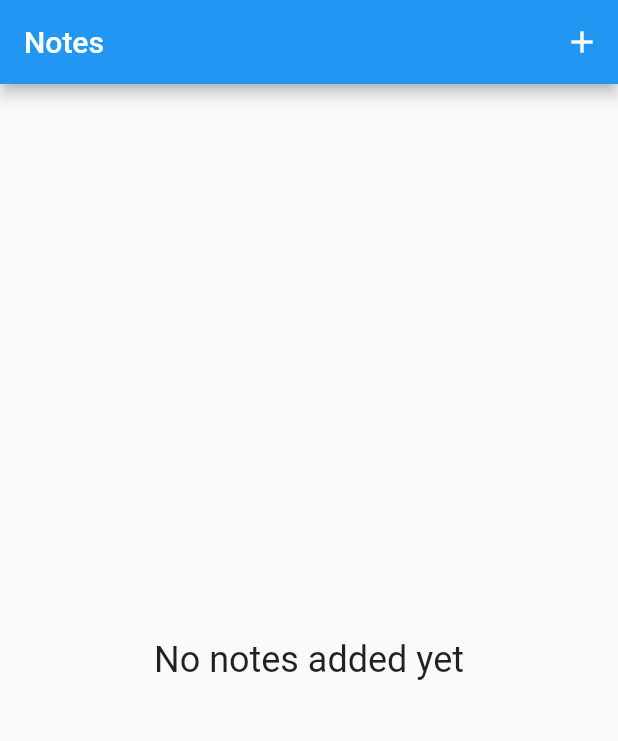
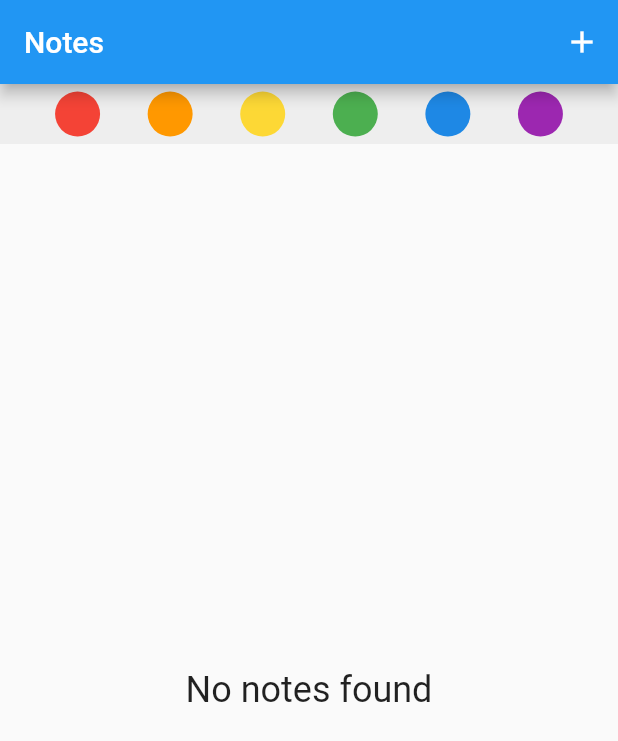
Before and after one commit to nisc2002/NotesApp, a Flutter app: the screen it shows after launch, after a tap on "Try again", on a phone screen of 412 x 824 dp. Shown: the top 741 px of the screen. Run offline on Flutter 3.47's test engine with Material 2 defaults, Android fonts, the phone set to English and light mode, and no system bars; our stand-ins replace bloc, equatable, flutter_bloc, get_it, sqflite; accounts and stored records are empty.

Commit message:
search by color

```diff
--- a/lib/features/notes/data/repositories/note_repository_impl.dart
+++ b/lib/features/notes/data/repositories/note_repository_impl.dart
@@ -1,4 +1,5 @@
 import 'package:note_app/features/notes/data/datasources/note_local_datasource.dart';
+import 'package:note_app/features/notes/data/models/note_model.dart';
 import 'package:note_app/features/notes/domain/entities/note.dart';
 import 'dart:ui';
 import 'package:note_app/features/notes/domain/repositories/note_repository.dart';
@@ -10,7 +11,8 @@ class NoteRepositoryImpl implements NoteRepository {
 
   @override
   Future<void> addNote(Note note) async {
-    localDataSource.addNote(note);
+    localDataSource.addNote(
+        NoteModel(text: note.text, color: note.color, date: note.date));
   }
 
   @override
--- a/lib/features/notes/presentation/bloc/note_bloc.dart
+++ b/lib/features/notes/presentation/bloc/note_bloc.dart
@@ -60,6 +60,7 @@ class NoteBloc extends Bloc<NoteEvent, NoteState> {
       try {
         await addNote(event.note);
         //this.add(event)
+        this.add(GetNotesEvent());
       } on StorageFailure {
         yield Error(message: "Storage Failure");
       }
--- a/lib/features/notes/presentation/pages/add_note_page.dart
+++ b/lib/features/notes/presentation/pages/add_note_page.dart
@@ -49,6 +49,7 @@ class AddNotePage extends StatelessWidget {
                       ),
                     ),
                   );
+                  Navigator.of(context).pop();
                 }
               },
             ),
--- a/lib/features/notes/presentation/pages/note_page.dart
+++ b/lib/features/notes/presentation/pages/note_page.dart
@@ -3,6 +3,7 @@ import 'package:flutter_bloc/flutter_bloc.dart';
 import 'package:note_app/features/notes/domain/entities/note.dart';
 import 'package:note_app/features/notes/presentation/bloc/note_bloc.dart';
 import 'package:note_app/features/notes/presentation/pages/add_note_page.dart';
+import 'package:note_app/features/notes/presentation/widgets/color_search_widget.dart';
 import 'package:note_app/features/notes/presentation/widgets/note_widget.dart';
 
 class NotePage extends StatelessWidget {
@@ -37,7 +38,7 @@ class NotePage extends StatelessWidget {
         if (state is Initial) {
           return buildError("yy", context);
         } else if (state is Loaded) {
-          return buildEmpty(context);
+          return buildLoaded(state.notes);
         } else if (state is Empty) {
           return buildEmpty(context);
         } else if (state is Error) {
@@ -62,7 +63,7 @@ class NotePage extends StatelessWidget {
   }
 
   Widget buildLoaded(List<Note> notes) {
-    notes = [
+    /*notes = [
       Note(color: Colors.green, text: "dlkfj", date: DateTime.now()),
       Note(color: Colors.blue, text: "dlkfdsfj", date: DateTime.now()),
       Note(color: Colors.blue, text: "dlkfdsfj", date: DateTime.now()),
@@ -72,8 +73,12 @@ class NotePage extends StatelessWidget {
       Note(color: Colors.green, text: "dlkfj", date: DateTime.now()),
       Note(color: Colors.blue, text: "dlkfdsfj", date: DateTime.now()),
       Note(color: Colors.blue, text: "dlkfdsfj", date: DateTime.now()),
-    ];
-    return Stack(
+    ];*/
+    return Column(
+      children: <Widget>[
+        ColorSearchWidget(),
+        Expanded(
+          child: Stack(
             children: <Widget>[
               Container(
                 decoration: BoxDecoration(
@@ -99,19 +104,30 @@ class NotePage extends StatelessWidget {
                 ),
               ),
             ],
+          ),
+        ),
+      ],
     );
   }
 
   Widget buildEmpty(BuildContext context) {
-    return Center(
+    return Column(
+      children: <Widget>[
+        ColorSearchWidget(),
+        Expanded(
+          child: Center(
               child: Text(
-      "No notes added yet",
+            "No notes found",
             style: Theme.of(context).textTheme.headline5,
-    ));
+          )),
+        ),
+      ],
+    );
   }
 
   Widget buildError(String message, BuildContext context) {
-    return Column(
+    return Center(
+      child: Column(
         mainAxisAlignment: MainAxisAlignment.center,
         //crossAxisAlignment: CrossAxisAlignment.center,
         children: <Widget>[
@@ -129,14 +145,15 @@ class NotePage extends StatelessWidget {
             },
             color: Colors.grey[300],
           ),
-        FlatButton(
+          /*FlatButton(
             child: Text("add note"),
             onPressed: () {
               Navigator.pushNamed(context, "/add");
             },
             color: Colors.grey[300],
+          ),*/
+        ],
       ),
-      ],
     );
   }
 }
--- a/lib/features/notes/presentation/widgets/color_search_widget.dart
+++ b/lib/features/notes/presentation/widgets/color_search_widget.dart
@@ -1,4 +1,6 @@
 import 'package:flutter/material.dart';
+import 'package:flutter_bloc/flutter_bloc.dart';
+import 'package:note_app/features/notes/presentation/bloc/note_bloc.dart';
 
 class ColorSearchWidget extends StatelessWidget {
   //List<Color> colors = []
@@ -10,19 +12,19 @@ class ColorSearchWidget extends StatelessWidget {
       child: Row(
         mainAxisAlignment: MainAxisAlignment.spaceEvenly,
         children: <Widget>[
-          colorButton(Colors.red),
-          colorButton(Colors.orange),
-          colorButton(Colors.yellow[600]),
-          colorButton(Colors.green),
-          colorButton(Colors.blue[600]),
-          colorButton(Colors.purple),
+          colorButton(Colors.red, context),
+          colorButton(Colors.orange, context),
+          colorButton(Colors.yellow[600], context),
+          colorButton(Colors.green, context),
+          colorButton(Colors.blue[600], context),
+          colorButton(Colors.purple, context),
           //colorButton(Colors.green),
         ],
       ),
     );
   }
 
-  Widget colorButton(Color color) {
+  Widget colorButton(Color color, BuildContext context) {
     return InkWell(
         child: CircleAvatar(
           backgroundColor: color,
@@ -30,6 +32,7 @@ class ColorSearchWidget extends StatelessWidget {
         ),
         onTap: () {
           print("${color.toString()}");
+          BlocProvider.of<NoteBloc>(context).add(GetNotesByColorEvent(color));
         });
   }
 }
```
Lines whose indentation alone changed are shown as unchanged.
